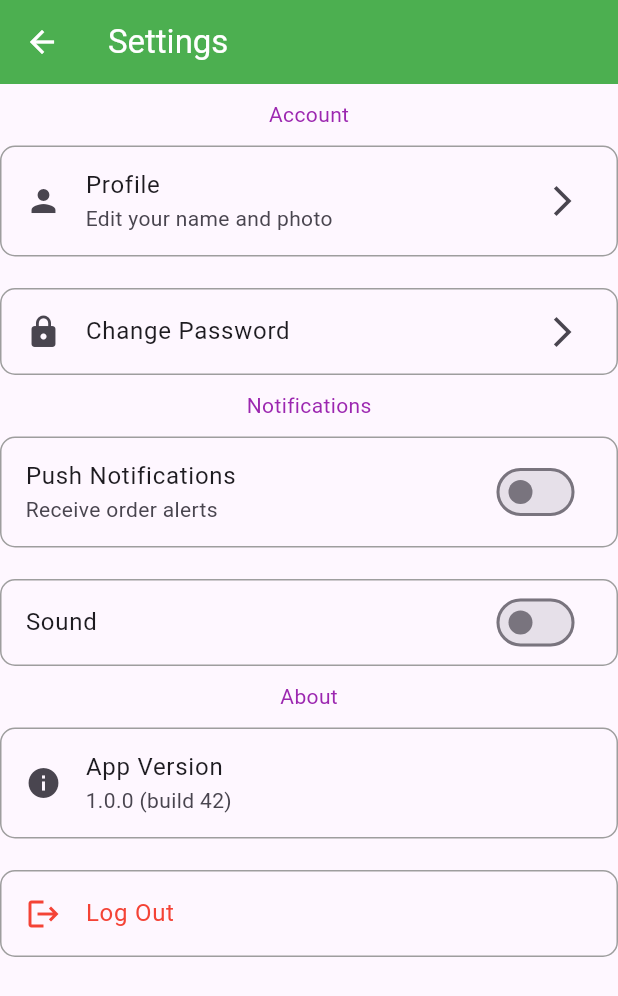
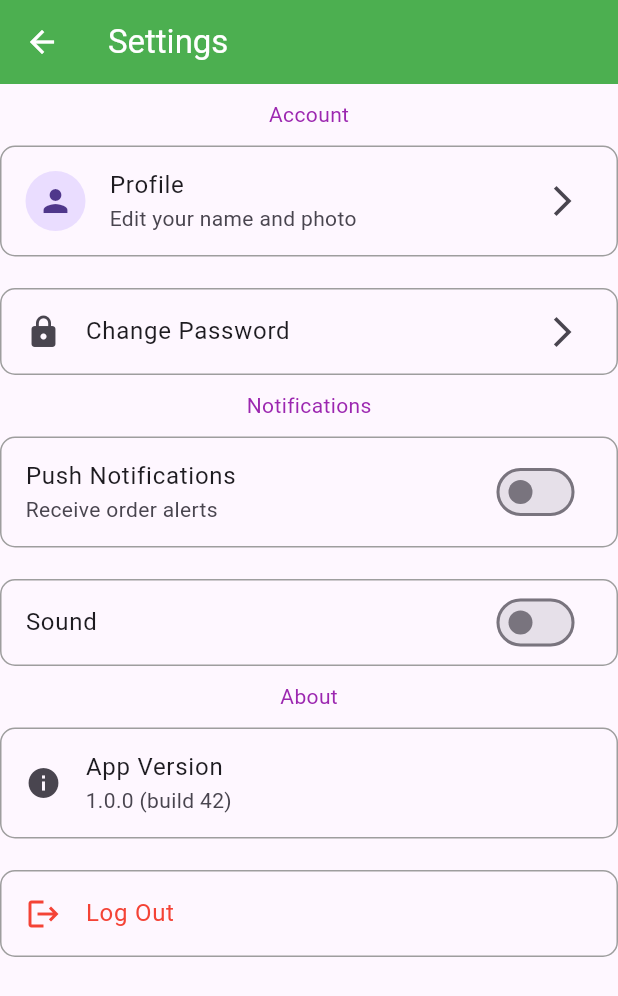
Before and after one commit to Metkkka/FlutterExe, a Flutter app: the WidgetTree screen opened directly, after a tap on the "settings" icon, on a phone screen of 412 x 824 dp. Shown: the top 996 px of the screen. Run offline on Flutter 3.47's test engine with Material 3 defaults, Android fonts, the light colour scheme and no system bars; our stand-ins replace logger, lottie, shared_preferences; missing offline and left inert: flutter_adaptive_buttons; accounts and stored records are empty.

Commit message:
Circle Avatar added

```diff
--- a/lib/pages/home_page.dart
+++ b/lib/pages/home_page.dart
@@ -28,7 +28,9 @@ class _HomePageState extends State<HomePage> {
       child: SingleChildScrollView(
         child: Column(
           children: [
+            SizedBox(height: 10),
             HeroWidget(title: "Hello", nextPage: WelcomePage()),
+            SizedBox(height: 10),
             Column(
               children: List.generate(list.length, (index) {
                 return ContainerWidget(
--- a/lib/pages/settings_page.dart
+++ b/lib/pages/settings_page.dart
@@ -34,7 +34,9 @@ class _SettingsPageState extends State<SettingsPage> {
           ListTile(
             title: Text("Profile"),
             subtitle: Text("Edit your name and photo"),
-            leading : Icon(Icons.person),
+            leading: CircleAvatar(
+              child: Icon(Icons.person)
+            ),
             trailing: Icon(Icons.arrow_forward_ios_outlined),
             shape: RoundedRectangleBorder(
                 borderRadius: BorderRadiusGeometry.circular(10),
--- a/lib/widget/container_widget.dart
+++ b/lib/widget/container_widget.dart
@@ -11,8 +11,9 @@ class ContainerWidget extends StatelessWidget {
   Widget build(BuildContext context) {
     return Container(
       width: double.infinity,
-      padding: EdgeInsets.symmetric(vertical: 10),
+      padding: EdgeInsets.symmetric(vertical: 0),
       child: Card(
+        margin: EdgeInsets.only(top: 10, bottom: 5),
         child: Padding(
           padding: EdgeInsets.only(top: 30, bottom: 30),
           child: Column(
```
